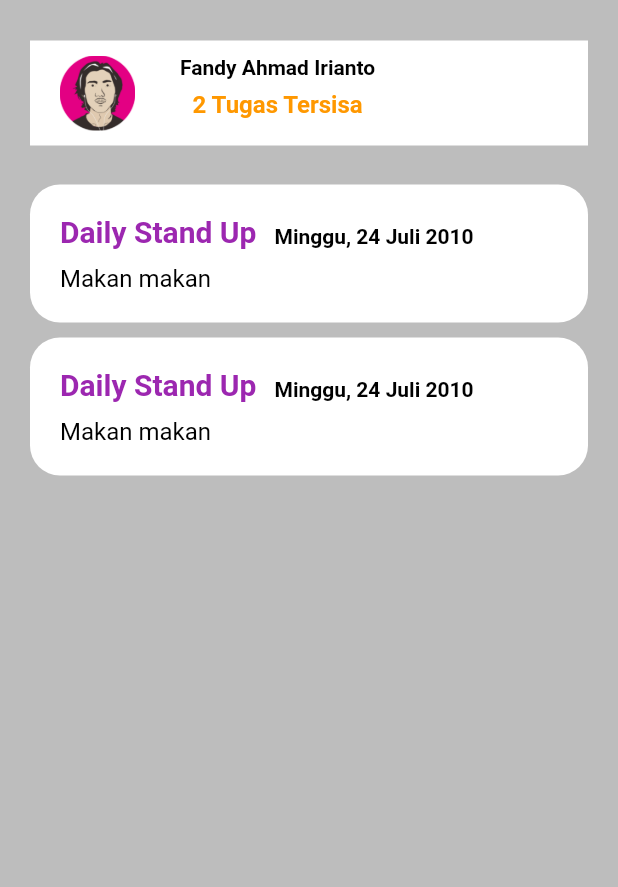
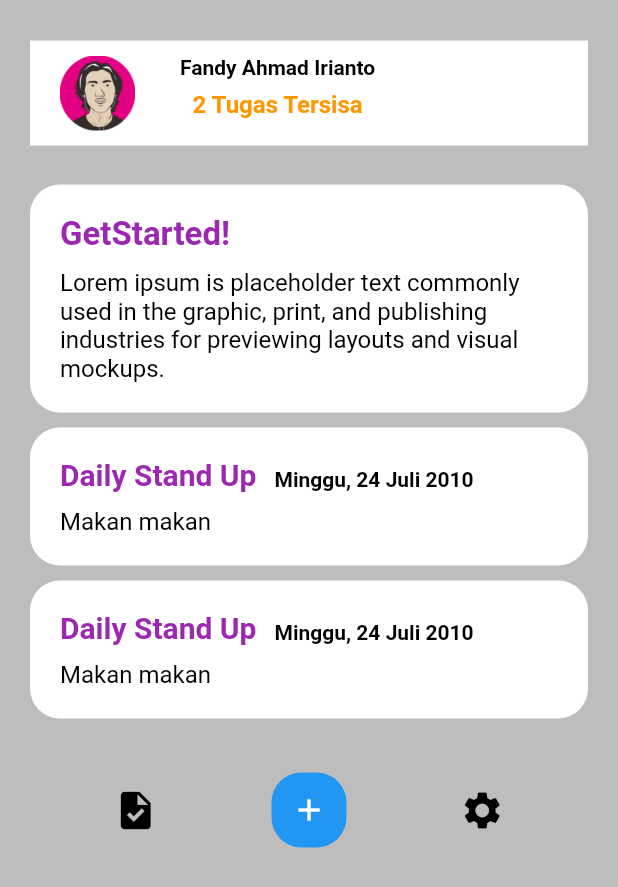
Before and after one commit to thefvnday/RoadToIP, a Flutter app: the Body screen opened directly, on a phone screen of 412 x 824 dp. Shown: the top 887 px of the screen. Run offline on Flutter 3.47's test engine with Material 2 defaults, Android fonts, the phone set to English and light mode, and no system bars; our stand-ins replace flutter_signin_button, flutter_svg.

Commit message:
update tampilan homescreen dan task

```diff
--- a/todolist/lib/Screens/Home/components/body.dart
+++ b/todolist/lib/Screens/Home/components/body.dart
@@ -1,16 +1,79 @@
 import 'package:flutter/material.dart';
+import 'package:todolist/Screens/Home/components/getstarted_card.dart';
 import 'package:todolist/Screens/Home/components/img_header.dart';
 import 'package:todolist/Screens/Home/components/task_card_widget.dart';
 import 'package:todolist/Screens/Home/components/text_header.dart';
+import 'package:todolist/Screens/TaskScreen/task_screen.dart';
 
-class Body extends StatelessWidget {
+class Body extends StatefulWidget {
   const Body({Key? key}) : super(key: key);
+
+  @override
+  _BodyState createState() => _BodyState();
+}
+
+class _BodyState extends State<Body> {
+  GlobalKey<FormState> _formKey = GlobalKey<FormState>();
+
+  Future<void> showInformationDialog(BuildContext context) async {
+    return await showDialog(
+        context: context,
+        builder: (context) {
+          final TextEditingController _textEditingController =
+              TextEditingController();
+          bool isChecked = false;
+          return StatefulBuilder(builder: (context, setState) {
+            return AlertDialog(
+              content: Form(
+                  key: _formKey,
+                  child: Column(
+                    mainAxisSize: MainAxisSize.min,
+                    children: [
+                      TextFormField(
+                        controller: _textEditingController,
+                        validator: (value) {
+                          return value!.isNotEmpty ? null : "Invalid Field";
+                        },
+                        decoration:
+                            InputDecoration(hintText: "Enter Some Text"),
+                      ),
+                      Row(
+                        mainAxisAlignment: MainAxisAlignment.spaceBetween,
+                        children: [
+                          Text("Choice Box"),
+                          Checkbox(
+                              value: isChecked,
+                              onChanged: (checked) {
+                                setState((){
+                                  isChecked = checked!;
+                                }) ;
+                              })
+                        ],
+                      )
+                    ],
+                  )),
+              actions: <Widget>[
+                TextButton(
+                  child: Text('Noted'),
+                  onPressed: () {
+                    if (_formKey.currentState!.validate()) {
+                      Navigator.of(context).pop();
+                    }
+                  },
+                )
+              ],
+            );
+          });
+        });
+  }
 
   @override
   Widget build(BuildContext context) {
     return Scaffold(
       backgroundColor: Colors.black26,
       body: Container(
+        width: double.infinity,
+        height: double.infinity,
         child: ListView(
           children: <Widget>[
             SizedBox(
@@ -49,6 +112,10 @@ class Body extends StatelessWidget {
                     children: [
                       Column(
                         children: [
+                          GetStartedCard(
+                              title1: 'GetStarted!',
+                              note1:
+                                  'Lorem ipsum is placeholder text commonly used in the graphic, print, and publishing industries for previewing layouts and visual mockups.'),
                           TaskCardWidget(
                             title: 'Daily Stand Up',
                             note: 'Makan makan',
@@ -69,49 +136,63 @@ class Body extends StatelessWidget {
             SizedBox(
               height: 20,
             ),
-
-            // Container(
-            //   child: Row(
-            //     mainAxisAlignment: MainAxisAlignment.spaceEvenly,
-            //     children: <Widget>[
-            //       Positioned(
-
-            //         bottom: 0,
-            //         child: Container(
-            //           width: 50,
-            //           height: 50,
-            //           child: Icon(
-            //             Icons.task,
-            //             color: Colors.blue,
-            //           ),
-            //         ),
-            //       ),
-            //       Positioned(
-            //         bottom: 0,
-            //         child: Container(
-            //           width: 50,
-            //           height: 50,
-            //           decoration: BoxDecoration(
-            //               color: Colors.blue,
-            //               borderRadius: BorderRadius.circular(20)),
-            //           child: Icon(
-            //             Icons.add,
-            //             color: Colors.white,
-            //           ),
-            //         ),
-            //       ),
-            //       Positioned(
-            //         bottom: 0,
-            //         left: 0,
-            //         child: Container(
-            //           width: 50,
-            //           height: 50,
-            //           child: Icon(Icons.settings, color: Colors.blue),
-            //         ),
-            //       )
-            //     ],
-            //   ),
-            // )
+            Container(
+              child: Row(
+                mainAxisAlignment: MainAxisAlignment.spaceEvenly,
+                children: <Widget>[
+                  GestureDetector(
+                    onTap: () {},
+                    child: Positioned(
+                      bottom: 0,
+                      child: Container(
+                        width: 50,
+                        height: 50,
+                        child: Icon(
+                          Icons.task,
+                          color: Colors.black,
+                          size: 30,
+                        ),
+                      ),
+                    ),
+                  ),
+                  GestureDetector(
+                    onTap: () async {
+                      await showInformationDialog(context);
+                    },
+                    child: Positioned(
+                      bottom: 0,
+                      child: Container(
+                        width: 50,
+                        height: 50,
+                        decoration: BoxDecoration(
+                            color: Colors.blue,
+                            borderRadius: BorderRadius.circular(20)),
+                        child: Icon(
+                          Icons.add,
+                          color: Colors.white,
+                        ),
+                      ),
+                    ),
+                  ),
+                  GestureDetector(
+                    onTap: () {},
+                    child: Positioned(
+                      bottom: 0,
+                      left: 0,
+                      child: Container(
+                        width: 50,
+                        height: 50,
+                        child: Icon(
+                          Icons.settings,
+                          color: Colors.black,
+                          size: 30,
+                        ),
+                      ),
+                    ),
+                  )
+                ],
+              ),
+            )
           ],
         ),
       ),
--- /dev/null
+++ b/todolist/lib/Screens/Home/components/getstarted_card.dart
@@ -0,0 +1,48 @@
+import 'package:flutter/material.dart';
+
+class GetStartedCard extends StatelessWidget {
+  final String title1;
+  final String note1;
+  const GetStartedCard({ Key? key,required this.title1,required this.note1 }) : super(key: key);
+
+  @override
+  Widget build(BuildContext context) {
+    return Padding(
+      padding: const EdgeInsets.only(bottom: 10),
+      child: Container(
+
+          padding: EdgeInsets.symmetric(
+            vertical: 20,
+            horizontal: 20,
+          ),
+          decoration: BoxDecoration(
+            color: Colors.white,
+            borderRadius: BorderRadius.circular(20),
+          ),
+          child: Column(
+            crossAxisAlignment: CrossAxisAlignment.start,
+            children: [
+              Text(
+                title1,
+                style: TextStyle(
+                    color: Colors.purple,
+                    fontSize: 22,
+                    fontWeight: FontWeight.bold),
+
+              ),
+              Padding(
+                padding: const EdgeInsets.only(top: 10),
+                child: Text(
+                  note1,
+                  style: TextStyle(
+                    color: Colors.black,
+                    fontSize: 16,
+                  ),
+                ),
+              ),
+            ],
+          ),
+      ),
+    );
+  }
+}
--- /dev/null
+++ b/todolist/lib/Screens/TaskScreen/components/body.dart
@@ -0,0 +1,14 @@
+import 'package:flutter/material.dart';
+
+class Body extends StatelessWidget {
+  const Body({ Key? key }) : super(key: key);
+
+  @override
+  Widget build(BuildContext context) {
+    return Container(
+      child: Text(
+        "hallo"
+      ),
+    );
+  }
+}
```
Also changed, not shown: todolist/lib/Screens/TaskScreen/task_screen.dart (added, +15 -0 lines).
